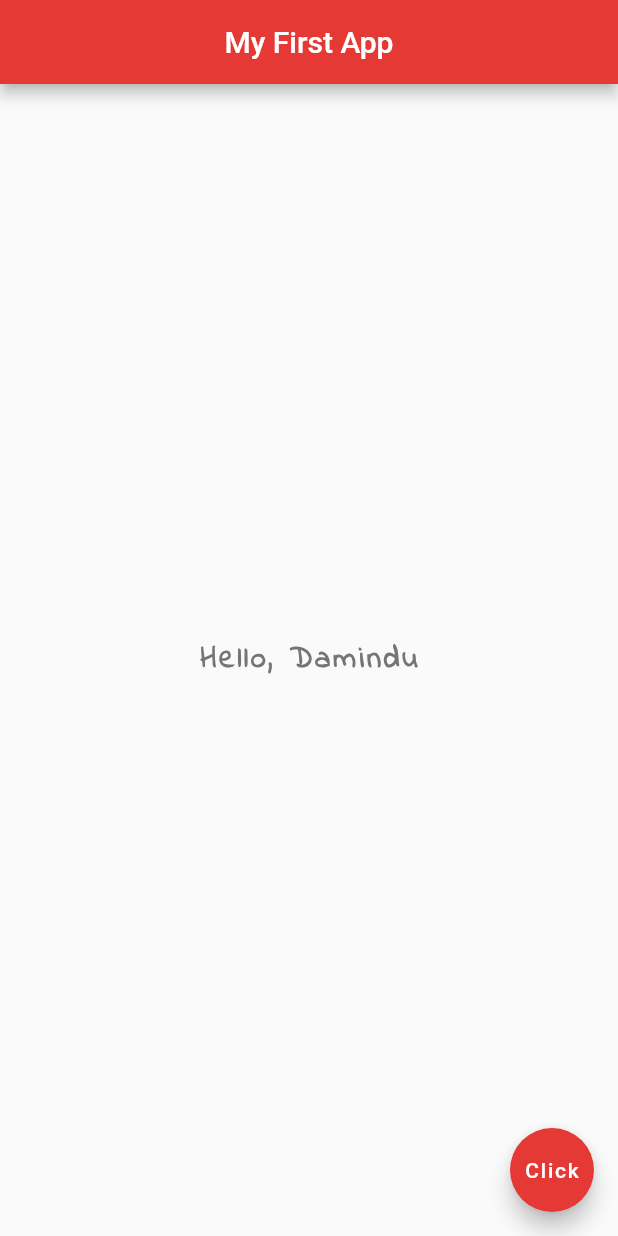
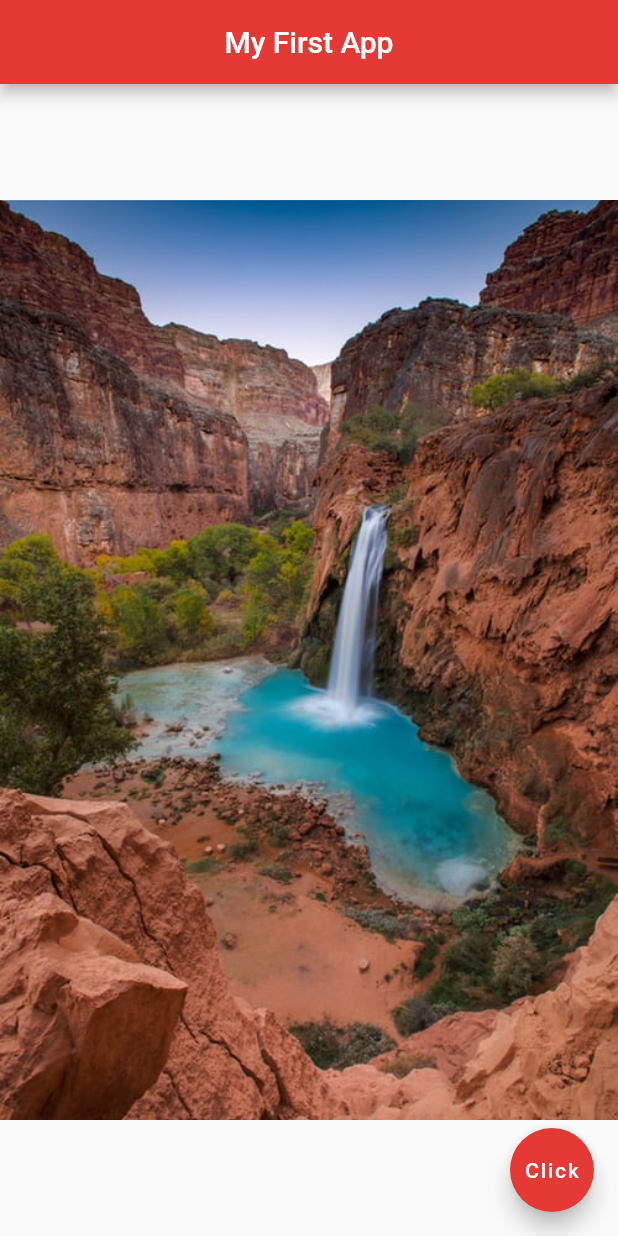
Before and after one commit to DaminduSandaruwan/FlutterMyApp, a Flutter app: the screen it shows after launch, on a phone screen of 412 x 824 dp. Run offline on Flutter 3.47's test engine with Material 2 defaults, Android fonts, the phone set to English and light mode, and no system bars.

Commit message:
Images and Assets

```diff
--- a/lib/main.dart
+++ b/lib/main.dart
@@ -15,18 +15,22 @@ class Home extends StatelessWidget {
         backgroundColor: Colors.red[600],
       ),
       body: Center(
-        child: Text(
-          "Hello, Damindu",
-          style: TextStyle(
-            fontSize: 20.0,
-            fontWeight: FontWeight.bold,
-            letterSpacing: 2.0,
-            color: Colors.grey[600],
-            fontFamily: 'IndieFlower',
+        child: Image.asset('assets/img2.jpg'),
+//        child: Image(
+//          image: AssetImage('assets/img3.jpg'),
+//          image: NetworkImage('https://images.unsplash.com/photo-1506598417715-e3c191368ac0?ixlib=rb-1.2.1&auto=format&fit=crop&w=634&q=80'),
+//        ),
 
-          ),
-        ),
-
+//        child: Text(
+//          "Hello, Damindu",
+//          style: TextStyle(
+//            fontSize: 20.0,
+//            fontWeight: FontWeight.bold,
+//            letterSpacing: 2.0,
+//            color: Colors.grey[600],
+//            fontFamily: 'IndieFlower',//
+//          ),
+//        ),
       ),
       floatingActionButton: FloatingActionButton(
         onPressed: (){},
```
Also changed, not shown: pubspec.yaml (+6 -3 lines), assets/img1.jpg (added), assets/img2.jpg (added), assets/img3.jpg (added).
